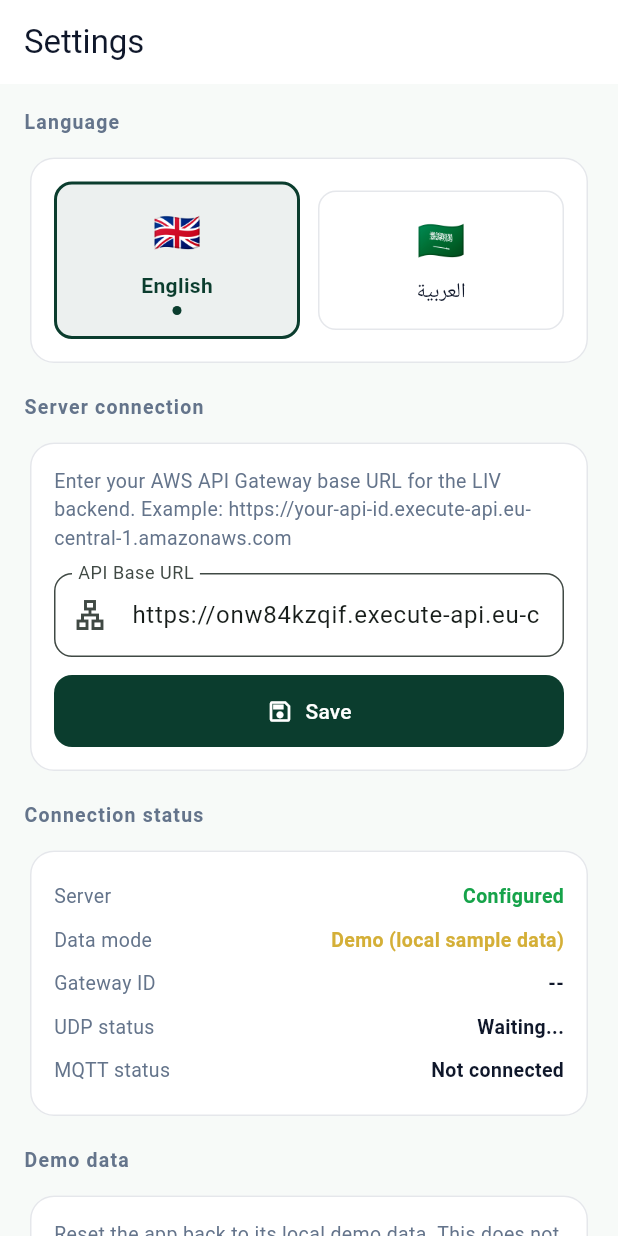
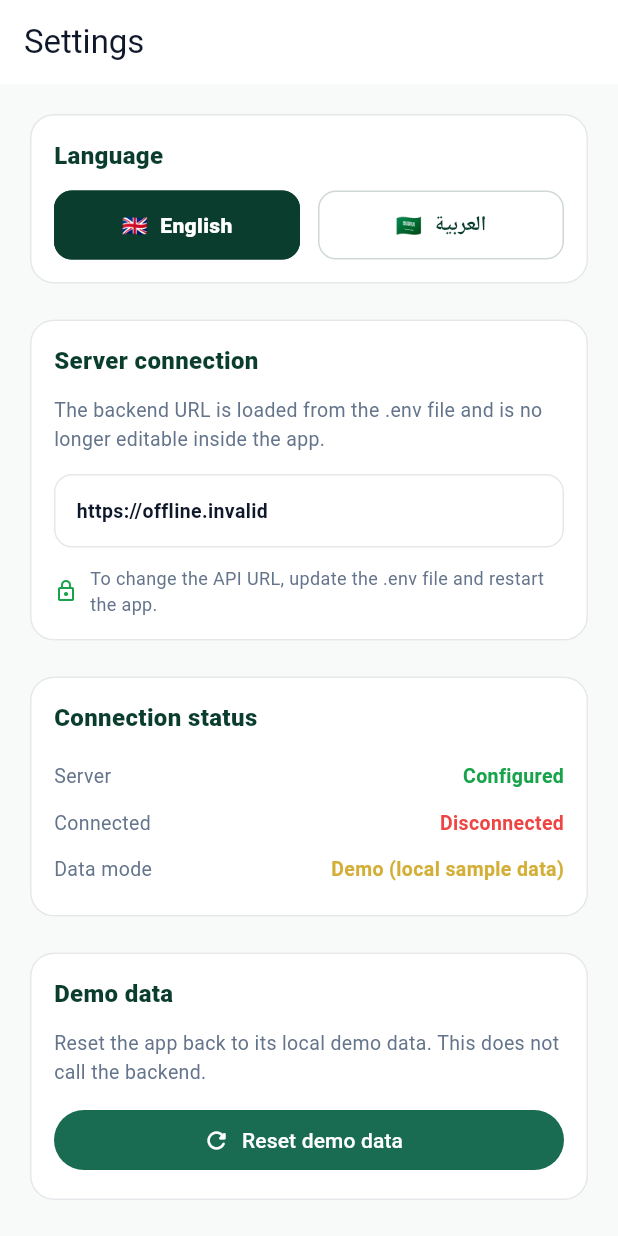
Before and after one commit to YounisX0/liv_app, a Flutter app: the SettingsScreen screen opened directly, on a phone screen of 412 x 824 dp. Run offline on Flutter 3.47's test engine with Material 3 defaults, Android fonts, the phone set to English and light mode, and no system bars; our stand-ins replace fl_chart, flutter_dotenv, shared_preferences; accounts and stored records are empty.

Commit message:
feat: integrate dotenv for environment variable management and update server URL handling

```diff
--- /dev/null
+++ b/lib/config/app_env.dart
@@ -0,0 +1,13 @@
+import 'package:flutter_dotenv/flutter_dotenv.dart';
+
+class AppEnv {
+  AppEnv._();
+
+  static String get apiBaseUrl {
+    final raw = dotenv.env['API_BASE_URL']?.trim() ?? '';
+    if (raw.isEmpty) return '';
+    return raw.endsWith('/') ? raw.substring(0, raw.length - 1) : raw;
+  }
+
+  static bool get hasApiBaseUrl => apiBaseUrl.isNotEmpty;
+}
--- a/lib/l10n/app_localizations.dart
+++ b/lib/l10n/app_localizations.dart
@@ -168,7 +168,7 @@ class AppLocalizations {
       'settings': 'Settings',
       'server_connection': 'Server connection',
       'server_desc':
-          'Enter your AWS API Gateway base URL for the LIV backend. Example: https://your-api-id.execute-api.eu-central-1.amazonaws.com',
+          'The backend URL is loaded from the .env file and is not editable inside the app.',
       'server_url': 'API Base URL',
       'connect': 'Save',
       'saved': 'Saved!',
@@ -342,7 +342,7 @@ class AppLocalizations {
       'settings': 'الإعدادات',
       'server_connection': 'اتصال الخادم',
       'server_desc':
-          'أدخل رابط AWS API Gateway الأساسي الخاص بخلفية LIV. مثال: https://your-api-id.execute-api.eu-central-1.amazonaws.com',
+          'يتم تحميل عنوان URL للخلفية من ملف .env ولا يمكن تعديله داخل التطبيق.',
       'server_url': 'رابط API الأساسي',
       'connect': 'حفظ',
       'saved': 'تم الحفظ!',
--- a/lib/main.dart
+++ b/lib/main.dart
@@ -1,4 +1,5 @@
 import 'package:flutter/material.dart';
+import 'package:flutter_dotenv/flutter_dotenv.dart';
 import 'package:flutter_localizations/flutter_localizations.dart';
 import 'package:provider/provider.dart';
 
@@ -13,7 +14,15 @@ import 'screens/settings_screen.dart';
 import 'services/app_state.dart';
 import 'theme/liv_theme.dart';
 
-void main() {
+Future<void> main() async {
+  WidgetsFlutterBinding.ensureInitialized();
+
+  try {
+    await dotenv.load(fileName: '.env');
+  } catch (_) {
+    // App will still run, but backend URL may be empty if .env is missing.
+  }
+
   runApp(
     ChangeNotifierProvider(
       create: (_) => AppState(),
@@ -234,9 +243,11 @@ class _AdminShellState extends State<AdminShell> {
                 tapTargetSize: MaterialTapTargetSize.shrinkWrap,
               ),
               child: Container(
-                padding: const EdgeInsets.symmetric(horizontal: 10, vertical: 4),
+                padding:
+                    const EdgeInsets.symmetric(horizontal: 10, vertical: 4),
                 decoration: BoxDecoration(
-                  border: Border.all(color: LivTheme.primary.withOpacity(0.3)),
+                  border:
+                      Border.all(color: LivTheme.primary.withOpacity(0.3)),
                   borderRadius: BorderRadius.circular(20),
                   color: LivTheme.primary.withOpacity(0.06),
                 ),
@@ -441,9 +452,11 @@ class _AppShellState extends State<AppShell> {
                 tapTargetSize: MaterialTapTargetSize.shrinkWrap,
               ),
               child: Container(
-                padding: const EdgeInsets.symmetric(horizontal: 10, vertical: 4),
+                padding:
+                    const EdgeInsets.symmetric(horizontal: 10, vertical: 4),
                 decoration: BoxDecoration(
-                  border: Border.all(color: LivTheme.primary.withOpacity(0.3)),
+                  border:
+                      Border.all(color: LivTheme.primary.withOpacity(0.3)),
                   borderRadius: BorderRadius.circular(20),
                   color: LivTheme.primary.withOpacity(0.06),
                 ),
--- a/lib/screens/settings_screen.dart
+++ b/lib/screens/settings_screen.dart
@@ -1,42 +1,12 @@
 import 'package:flutter/material.dart';
 import 'package:provider/provider.dart';
+
 import '../services/app_state.dart';
 import '../theme/liv_theme.dart';
 import '../l10n/app_localizations.dart';
 
-class SettingsScreen extends StatefulWidget {
+class SettingsScreen extends StatelessWidget {
   const SettingsScreen({super.key});
-
-  @override
-  State<SettingsScreen> createState() => _SettingsScreenState();
-}
-
-class _SettingsScreenState extends State<SettingsScreen> {
-  late final TextEditingController _urlCtrl;
-  bool _saved = false;
-
-  @override
-  void initState() {
-    super.initState();
-    final state = context.read<AppState>();
-    _urlCtrl = TextEditingController(text: state.serverUrl);
-  }
-
-  @override
-  void dispose() {
-    _urlCtrl.dispose();
-    super.dispose();
-  }
-
-  void _save() {
-    final state = context.read<AppState>();
-    state.setServerUrl(_urlCtrl.text.trim());
-    setState(() => _saved = true);
-    Future.delayed(const Duration(seconds: 2), () {
-      if (mounted) setState(() => _saved = false);
-    });
-    FocusScope.of(context).unfocus();
-  }
 
   @override
   Widget build(BuildContext context) {
@@ -45,11 +15,13 @@ class _SettingsScreenState extends State<SettingsScreen> {
 
     return Scaffold(
       backgroundColor: LivTheme.bg,
-      appBar: AppBar(title: Text(l.t('settings')), backgroundColor: Colors.white),
+      appBar: AppBar(
+        title: Text(l.t('settings')),
+        backgroundColor: Colors.white,
+      ),
       body: ListView(
         padding: const EdgeInsets.all(16),
         children: [
-          // ── Language ────────────────────────────────────────────────────
           _Section(title: l.t('language'), children: [
             Row(
               children: [
@@ -73,85 +45,81 @@ class _SettingsScreenState extends State<SettingsScreen> {
               ],
             ),
           ]),
-
           const SizedBox(height: 16),
-
-          // ── Connection ──────────────────────────────────────────────────
           _Section(title: l.t('server_connection'), children: [
-            Text(
-              l.t('server_desc'),
-              style: const TextStyle(fontSize: 13, color: LivTheme.muted),
+            const Text(
+              'The backend URL is loaded from the .env file and is no longer editable inside the app.',
+              style: TextStyle(fontSize: 13, color: LivTheme.muted),
             ),
             const SizedBox(height: 14),
-            TextField(
-              controller: _urlCtrl,
-              keyboardType: TextInputType.url,
-              autocorrect: false,
-              decoration: InputDecoration(
-                labelText: l.t('server_url'),
-                hintText: 'https://your-api-id.execute-api.eu-central-1.amazonaws.com',
-                prefixIcon: const Icon(Icons.lan_outlined),
-                filled: true,
-                fillColor: Colors.white,
-                border: OutlineInputBorder(borderRadius: BorderRadius.circular(12)),
+            Container(
+              width: double.infinity,
+              padding: const EdgeInsets.all(14),
+              decoration: BoxDecoration(
+                color: Colors.white,
+                borderRadius: BorderRadius.circular(12),
+                border: Border.all(color: LivTheme.line),
+              ),
+              child: SelectableText(
+                state.serverUrl.isEmpty ? 'Not configured' : state.serverUrl,
+                style: TextStyle(
+                  fontSize: 13,
+                  color: state.serverUrl.isEmpty
+                      ? LivTheme.danger
+                      : LivTheme.text,
+                  fontWeight: FontWeight.w600,
+                ),
               ),
             ),
             const SizedBox(height: 12),
-            SizedBox(
-              width: double.infinity,
-              child: FilledButton.icon(
-                icon: _saved
-                    ? const Icon(Icons.check, size: 18)
-                    : const Icon(Icons.save_outlined, size: 18),
-                label: Text(_saved ? l.t('saved') : l.t('connect')),
-                style: FilledButton.styleFrom(
-                  backgroundColor: _saved ? LivTheme.ok : LivTheme.primary,
-                  padding: const EdgeInsets.symmetric(vertical: 14),
-                  shape: RoundedRectangleBorder(borderRadius: BorderRadius.circular(12)),
-                ),
-                onPressed: _save,
+            Row(
+              children: [
+                const Icon(Icons.lock_outline, size: 16, color: LivTheme.ok),
+                const SizedBox(width: 8),
+                Expanded(
+                  child: Text(
+                    'To change the API URL, update the .env file and restart the app.',
+                    style: const TextStyle(
+                      fontSize: 12,
+                      color: LivTheme.muted,
                     ),
                   ),
+                ),
+              ],
+            ),
           ]),
-
           const SizedBox(height: 16),
-
-          // ── Status ──────────────────────────────────────────────────────
           _Section(title: l.t('connection_status'), children: [
-            _StatusRow(
-              label: l.t('server'),
+            _InfoTile(
+              title: l.t('server'),
               value: state.hasServerUrl ? l.t('configured') : l.t('not_configured'),
-              color: state.hasServerUrl ? LivTheme.ok : LivTheme.danger,
+              valueColor: state.hasServerUrl ? LivTheme.ok : LivTheme.danger,
             ),
-            _StatusRow(
-              label: l.t('data_mode'),
+            _InfoTile(
+              title: l.t('connected'),
+              value: state.connected ? l.t('connected') : l.t('disconnected'),
+              valueColor: state.connected ? LivTheme.ok : LivTheme.danger,
+            ),
+            _InfoTile(
+              title: l.t('data_mode'),
               value: state.useDemoData ? l.t('demo_seed') : l.t('live'),
-              color: state.useDemoData ? LivTheme.gold : LivTheme.ok,
+              valueColor: state.useDemoData ? LivTheme.gold : LivTheme.ok,
             ),
-            _StatusRow(label: l.t('gateway_id'), value: state.gatewayId),
-            _StatusRow(label: l.t('udp_status'), value: state.udpStatus),
-            _StatusRow(label: l.t('mqtt_status'), value: state.mqttStatus),
           ]),
-
           const SizedBox(height: 16),
-
-          // ── Demo reset ──────────────────────────────────────────────────
           _Section(title: l.t('demo_data'), children: [
             Text(
               l.t('demo_reset_desc'),
               style: const TextStyle(fontSize: 13, color: LivTheme.muted),
             ),
             const SizedBox(height: 12),
-            OutlinedButton.icon(
-              icon: const Icon(Icons.refresh),
+            SizedBox(
+              width: double.infinity,
+              child: FilledButton.icon(
+                icon: const Icon(Icons.refresh_rounded),
                 label: Text(l.t('reset_demo')),
-              style: OutlinedButton.styleFrom(
-                foregroundColor: LivTheme.primary,
-                padding: const EdgeInsets.symmetric(vertical: 14, horizontal: 20),
-                shape: RoundedRectangleBorder(borderRadius: BorderRadius.circular(12)),
-              ),
                 onPressed: () async {
-                await state.resetDemo();
+                  await context.read<AppState>().resetDemo();
                   if (context.mounted) {
                     ScaffoldMessenger.of(context).showSnackBar(
                       SnackBar(content: Text(l.t('demo_reset_ok'))),
@@ -159,41 +127,55 @@ class _SettingsScreenState extends State<SettingsScreen> {
                   }
                 },
               ),
-          ]),
-
-          const SizedBox(height: 16),
-
-          // ── About ───────────────────────────────────────────────────────
-          _Section(title: l.t('about'), children: [
-            _InfoRow(l.t('app_label'), 'LIV Smart Farm Dashboard'),
-            _InfoRow(l.t('version'), '1.0.0'),
-            _InfoRow(l.t('backend'), 'AWS API Gateway · Lambda · DynamoDB'),
-            _InfoRow(l.t('hardware'), 'ESP32 → Farm PC → AWS'),
-            const SizedBox(height: 8),
-            const Text(
-              'Current step:\n'
-              '  • Save AWS API base URL\n'
-              '  • Keep app in local demo mode\n'
-              '\n'
-              'Next step:\n'
-              '  • Connect auth and cows endpoints',
-              style: TextStyle(
-                fontSize: 11,
-                color: LivTheme.muted,
-                fontFamily: 'monospace',
-                height: 1.6,
-              ),
             ),
           ]),
-
-          const SizedBox(height: 40),
+          const SizedBox(height: 16),
+          _Section(title: l.t('about'), children: const [
+            _InfoTile(title: 'App', value: 'LIV Dashboard'),
+            _InfoTile(title: 'Version', value: '1.0.0'),
+            _InfoTile(title: 'Backend', value: 'AWS API Gateway + Lambda'),
+            _InfoTile(title: 'Hardware', value: 'ESP32 livestock collar'),
+          ]),
         ],
       ),
     );
   }
 }
 
-// ── Language option card ──────────────────────────────────────────────────────
+class _Section extends StatelessWidget {
+  final String title;
+  final List<Widget> children;
+
+  const _Section({
+    required this.title,
+    required this.children,
+  });
+
+  @override
+  Widget build(BuildContext context) {
+    return Card(
+      child: Padding(
+        padding: const EdgeInsets.all(16),
+        child: Column(
+          crossAxisAlignment: CrossAxisAlignment.start,
+          children: [
+            Text(
+              title,
+              style: const TextStyle(
+                fontSize: 16,
+                fontWeight: FontWeight.w800,
+                color: LivTheme.primary,
+              ),
+            ),
+            const SizedBox(height: 12),
+            ...children,
+          ],
+        ),
+      ),
+    );
+  }
+}
+
 class _LangOption extends StatelessWidget {
   final String label;
   final String flag;
@@ -209,110 +191,74 @@ class _LangOption extends StatelessWidget {
 
   @override
   Widget build(BuildContext context) {
-    return InkWell(
+    return Material(
+      color: selected ? LivTheme.primary : Colors.white,
       borderRadius: BorderRadius.circular(12),
+      child: InkWell(
         onTap: onTap,
-      child: AnimatedContainer(
-        duration: const Duration(milliseconds: 200),
-        padding: const EdgeInsets.symmetric(vertical: 14),
+        borderRadius: BorderRadius.circular(12),
+        child: Container(
+          padding: const EdgeInsets.symmetric(vertical: 12),
           decoration: BoxDecoration(
             borderRadius: BorderRadius.circular(12),
-          color: selected ? LivTheme.primary.withOpacity(0.08) : Colors.transparent,
             border: Border.all(
-            color: selected ? LivTheme.primary : LivTheme.line,
-            width: selected ? 2 : 1,
+              color: selected
+                  ? LivTheme.primary
+                  : LivTheme.primary.withOpacity(0.20),
             ),
           ),
-        child: Column(
+          child: Row(
+            mainAxisAlignment: MainAxisAlignment.center,
             children: [
-            Text(flag, style: const TextStyle(fontSize: 26)),
-            const SizedBox(height: 6),
+              Text(flag),
+              const SizedBox(width: 8),
               Text(
                 label,
                 style: TextStyle(
-                fontSize: 14,
-                fontWeight: selected ? FontWeight.w700 : FontWeight.w400,
-                color: selected ? LivTheme.primary : LivTheme.text,
-              ),
-            ),
-            if (selected) ...[
-              const SizedBox(height: 4),
-              Container(
-                width: 6,
-                height: 6,
-                decoration: const BoxDecoration(
-                  color: LivTheme.primary,
-                  shape: BoxShape.circle,
+                  color: selected ? Colors.white : LivTheme.primary,
+                  fontWeight: FontWeight.w800,
                 ),
               ),
             ],
-          ],
+          ),
         ),
       ),
     );
   }
 }
 
-class _Section extends StatelessWidget {
+class _InfoTile extends StatelessWidget {
   final String title;
-  final List<Widget> children;
+  final String value;
+  final Color? valueColor;
 
-  const _Section({required this.title, required this.children});
-
-  @override
-  Widget build(BuildContext context) {
-    return Column(
-      crossAxisAlignment: CrossAxisAlignment.start,
-      children: [
-        Text(
-          title,
-          style: const TextStyle(
-            fontSize: 13,
-            fontWeight: FontWeight.w700,
-            color: LivTheme.muted,
-            letterSpacing: 0.8,
-          ),
-        ),
-        const SizedBox(height: 10),
-        Card(
-          child: Padding(
-            padding: const EdgeInsets.all(16),
-            child: Column(
-              crossAxisAlignment: CrossAxisAlignment.start,
-              children: children,
-            ),
-          ),
-        ),
-      ],
-    );
-  }
-}
-
-class _StatusRow extends StatelessWidget {
-  final String label;
-  final String value;
-  final Color? color;
-
-  const _StatusRow({
-    required this.label,
+  const _InfoTile({
+    required this.title,
     required this.value,
-    this.color,
+    this.valueColor,
   });
 
   @override
   Widget build(BuildContext context) {
     return Padding(
-      padding: const EdgeInsets.symmetric(vertical: 5),
+      padding: const EdgeInsets.symmetric(vertical: 6),
       child: Row(
-        mainAxisAlignment: MainAxisAlignment.spaceBetween,
         children: [
-          Text(label, style: const TextStyle(fontSize: 13, color: LivTheme.muted)),
+          Expanded(
+            child: Text(
+              title,
+              style: const TextStyle(
+                fontSize: 13,
+                color: LivTheme.muted,
+              ),
+            ),
+          ),
           Text(
             value,
             style: TextStyle(
               fontSize: 13,
               fontWeight: FontWeight.w700,
-              color: color ?? LivTheme.text,
+              color: valueColor ?? LivTheme.text,
             ),
           ),
         ],
@@ -320,32 +266,3 @@ class _StatusRow extends StatelessWidget {
     );
   }
 }
-
-class _InfoRow extends StatelessWidget {
-  final String label;
-  final String value;
-
-  const _InfoRow(this.label, this.value);
-
-  @override
-  Widget build(BuildContext context) {
-    return Padding(
-      padding: const EdgeInsets.symmetric(vertical: 3),
-      child: Row(
-        crossAxisAlignment: CrossAxisAlignment.start,
-        children: [
-          SizedBox(
-            width: 80,
-            child: Text(label, style: const TextStyle(fontSize: 12, color: LivTheme.muted)),
-          ),
-          Expanded(
-            child: Text(
-              value,
-              style: const TextStyle(fontSize: 12, fontWeight: FontWeight.w600),
-            ),
-          ),
-        ],
-      ),
-    );
-  }
-}
--- a/lib/services/app_state.dart
+++ b/lib/services/app_state.dart
@@ -1,6 +1,7 @@
 import 'package:flutter/foundation.dart';
 import 'package:shared_preferences/shared_preferences.dart';
 
+import '../config/app_env.dart';
 import '../l10n/app_localizations.dart';
 import '../models/admin_models.dart';
 import '../models/api_models.dart';
@@ -11,21 +12,16 @@ import 'auth_service.dart';
 import 'cows_service.dart';
 
 class AppState extends ChangeNotifier {
-  static const String _serverUrlKey = 'server_url';
   static const String _localeKey = 'locale';
   static const String _authTokenKey = 'auth_token';
 
-  static const String defaultApiBaseUrl =
-      'https://onw84kzqif.execute-api.eu-central-1.amazonaws.com';
-
   // ── Server connection ─────────────────────────────────────────────────────
-  String _serverUrl = defaultApiBaseUrl;
-  String get serverUrl => _serverUrl;
+  String get serverUrl => AppEnv.apiBaseUrl;
 
   bool _connected = false;
   bool get connected => _connected;
 
-  bool get hasServerUrl => _serverUrl.trim().isNotEmpty;
+  bool get hasServerUrl => AppEnv.hasApiBaseUrl;
 
   // ── Locale ────────────────────────────────────────────────────────────────
   AppLocale _locale = AppLocale.en;
@@ -128,26 +124,22 @@ class AppState extends ChangeNotifier {
     initialize();
   }
 
-  // ── Services ──────────────────────────────────────────────────────────────
-  ApiClient get _apiClient => ApiClient(baseUrl: _serverUrl);
+  ApiClient get _apiClient => ApiClient(baseUrl: serverUrl);
   AuthService get _authService => AuthService(_apiClient);
   CowsService get _cowsService => CowsService(_apiClient);
   AdminService get _adminService => AdminService(_apiClient);
 
-  // ── Init ──────────────────────────────────────────────────────────────────
   Future<void> initialize() async {
     _isInitializing = true;
     _loadDemo(notify: false);
 
     await _loadLocale();
-    await _loadServerUrl();
     await _restoreSession();
 
     _isInitializing = false;
     notifyListeners();
   }
 
-  // ── Locale ────────────────────────────────────────────────────────────────
   void setLocale(AppLocale loc) {
     _locale = loc;
     _saveLocale(loc);
@@ -171,7 +163,6 @@ class AppState extends ChangeNotifier {
     }
   }
 
-  // ── Demo state ────────────────────────────────────────────────────────────
   void _loadDemo({bool notify = true}) {
     _clearCowCaches();
     _clearAdminState(notify: false);
@@ -238,47 +229,6 @@ class AppState extends ChangeNotifier {
     gyroHistory.clear();
   }
 
-  // ── Server config ─────────────────────────────────────────────────────────
-  Future<void> _loadServerUrl() async {
-    try {
-      final prefs = await SharedPreferences.getInstance();
-      final saved = prefs.getString(_serverUrlKey);
-
-      if (saved != null && saved.trim().isNotEmpty) {
-        _serverUrl = _normalizeUrl(saved);
-      } else {
-        _serverUrl = defaultApiBaseUrl;
-      }
-    } catch (_) {
-      _serverUrl = defaultApiBaseUrl;
-    }
-  }
-
-  Future<void> _saveServerUrl(String url) async {
-    try {
-      final prefs = await SharedPreferences.getInstance();
-      await prefs.setString(_serverUrlKey, url);
-    } catch (_) {}
-  }
-
-  String _normalizeUrl(String url) {
-    final trimmed = url.trim();
-    return trimmed.endsWith('/')
-        ? trimmed.substring(0, trimmed.length - 1)
-        : trimmed;
-  }
-
-  void setServerUrl(String url) {
-    final normalized = _normalizeUrl(url);
-    _serverUrl = normalized.isEmpty ? defaultApiBaseUrl : normalized;
-    _saveServerUrl(_serverUrl);
-
-    _connected = false;
-    _errorMessage = null;
-    notifyListeners();
-  }
-
-  // ── Token/session persistence ─────────────────────────────────────────────
   Future<void> _saveToken(String token) async {
     try {
       final prefs = await SharedPreferences.getInstance();
@@ -341,7 +291,6 @@ class AppState extends ChangeNotifier {
     await _clearSavedToken();
   }
 
-  // ── Errors ────────────────────────────────────────────────────────────────
   void clearError() {
     _errorMessage = null;
     notifyListeners();
@@ -359,7 +308,6 @@ class AppState extends ChangeNotifier {
     return 'Something went wrong. Please try again.';
   }
 
-  // ── Auth actions ──────────────────────────────────────────────────────────
   Future<bool> signup({
     required String email,
     required String password,
@@ -439,7 +387,6 @@ class AppState extends ChangeNotifier {
     notifyListeners();
   }
 
-  // ── Profile / admin fetches ───────────────────────────────────────────────
   Future<bool> fetchMe({bool notify = true}) async {
     if (_authToken == null || _authToken!.trim().isEmpty) {
       _errorMessage = 'No auth token found.';
@@ -694,7 +641,6 @@ class AppState extends ChangeNotifier {
     }
   }
 
-  // ── Normal live herd fetches ──────────────────────────────────────────────
   Future<bool> fetchCows({bool notify = true}) async {
     if (_authToken == null || _authToken!.trim().isEmpty) {
       _errorMessage = 'No auth token found.';
@@ -871,7 +817,6 @@ class AppState extends ChangeNotifier {
     _loadDemo();
   }
 
-  // ── Mapping / rebuild helpers ─────────────────────────────────────────────
   void _rebuildUiStateFromCaches() {
     final previousCowById = <String, Cow>{
       for (final cow in cows) cow.id: cow,
@@ -888,7 +833,8 @@ class AppState extends ChangeNotifier {
       if (detail == null) continue;
 
       final latest = _latestStateByCowId[cowId];
-      final predictions = _predictionsByCowId[cowId] ?? const <ApiPredictionRecord>[];
+      final predictions =
+          _predictionsByCowId[cowId] ?? const <ApiPredictionRecord>[];
       final previousCow = previousCowById[cowId];
 
       final uiCow = _mapApiCowToUiCow(
--- a/pubspec.yaml
+++ b/pubspec.yaml
@@ -25,6 +25,7 @@ dependencies:
   intl: ^0.20.2
   # Shared preferences (for server URL persistence + locale persistence)
   shared_preferences: ^2.2.3
+  flutter_dotenv: ^6.0.0
 
 dev_dependencies:
   flutter_test:
@@ -34,3 +35,5 @@ dev_dependencies:
 flutter:
   uses-material-design: true
   generate: false
+  assets:
+    - .env
```
Also changed, not shown: pubspec.lock, 2 other files. Lines whose indentation alone changed are shown as unchanged.
